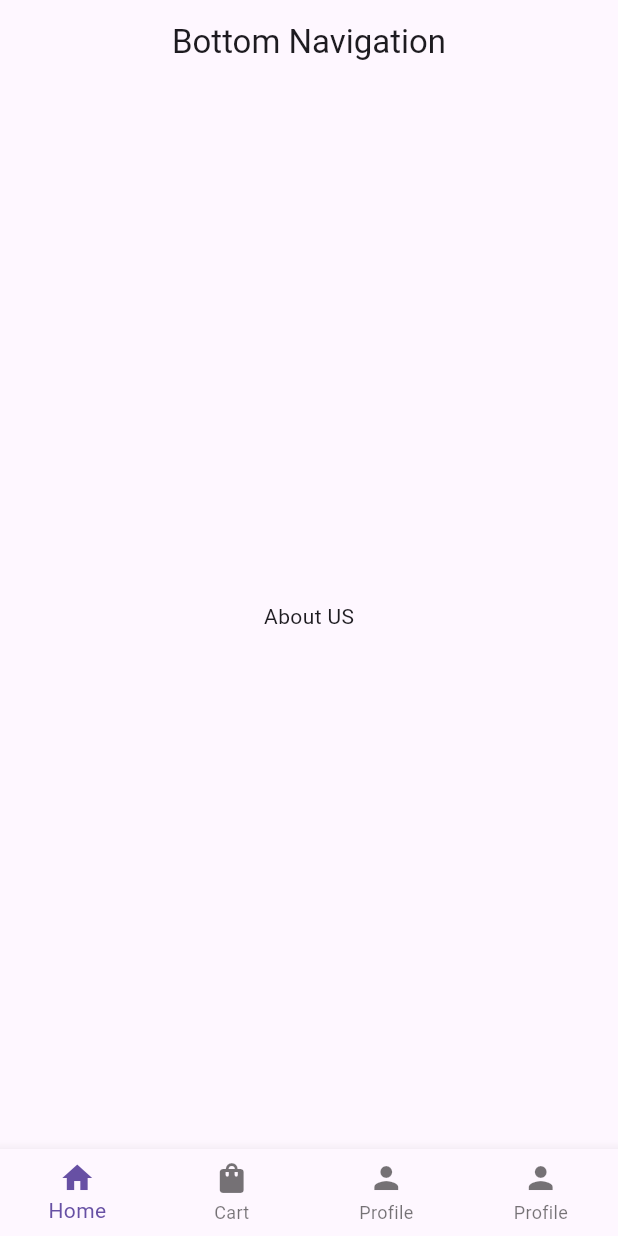
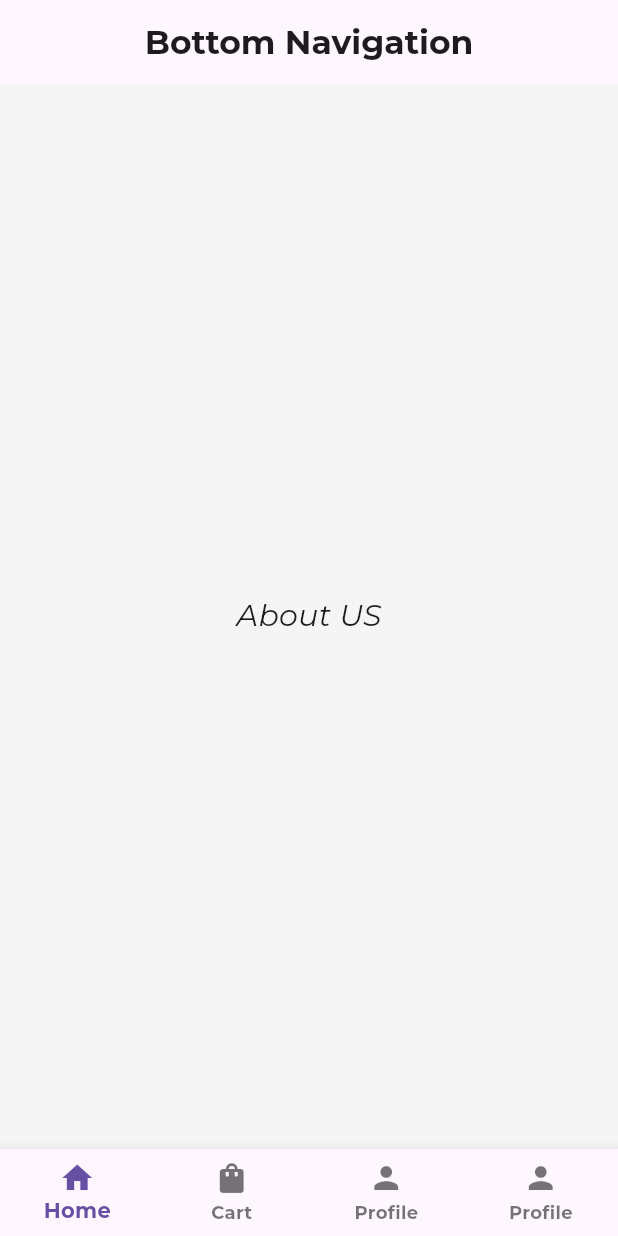
Before and after one commit to Rohankc073/FlutterClasswork, a Flutter app: the screen it shows after launch, on a phone screen of 412 x 824 dp. Run offline on Flutter 3.47's test engine with Material 3 defaults, Android fonts, the phone set to English and light mode, and no system bars.

Commit message:
Font Family

```diff
--- a/lib/app.dart
+++ b/lib/app.dart
@@ -13,10 +13,15 @@ class MyApp extends StatelessWidget {
 
   @override
   Widget build(BuildContext context) {
-    return const MaterialApp(
-      debugShowCheckedModeBanner: false, // Hides the debug banner
+    return MaterialApp(
+      theme: ThemeData(
+          primarySwatch: Colors.blue,
+          scaffoldBackgroundColor: Colors.grey[100],
+          fontFamily: 'Montserrat Bold'),
+      debugShowCheckedModeBanner: false,
 
-      home: BottomNavigationView(), // Sets SimpleGridView as the default screen
+      home:
+          const BottomNavigationView(), // Sets SimpleGridView as the default screen
     );
   }
 }
--- a/lib/view/bottom_screen/about_view.dart
+++ b/lib/view/bottom_screen/about_view.dart
@@ -5,6 +5,11 @@ class AboutView extends StatelessWidget {
 
   @override
   Widget build(BuildContext context) {
-    return const Center(child: Text("About US"));
+    return const Center(
+      child: Text(
+        "About US",
+        style: TextStyle(fontFamily: "Montserrat Italic", fontSize: 20),
+      ),
+    );
   }
 }
```
Also changed, not shown: pubspec.yaml (+10 -7 lines), assets/fonts/Montserrat-Bold.ttf (added), assets/fonts/Montserrat-Italic.ttf (added), assets/fonts/Montserrat-Regular.ttf (added), 25 other files.
